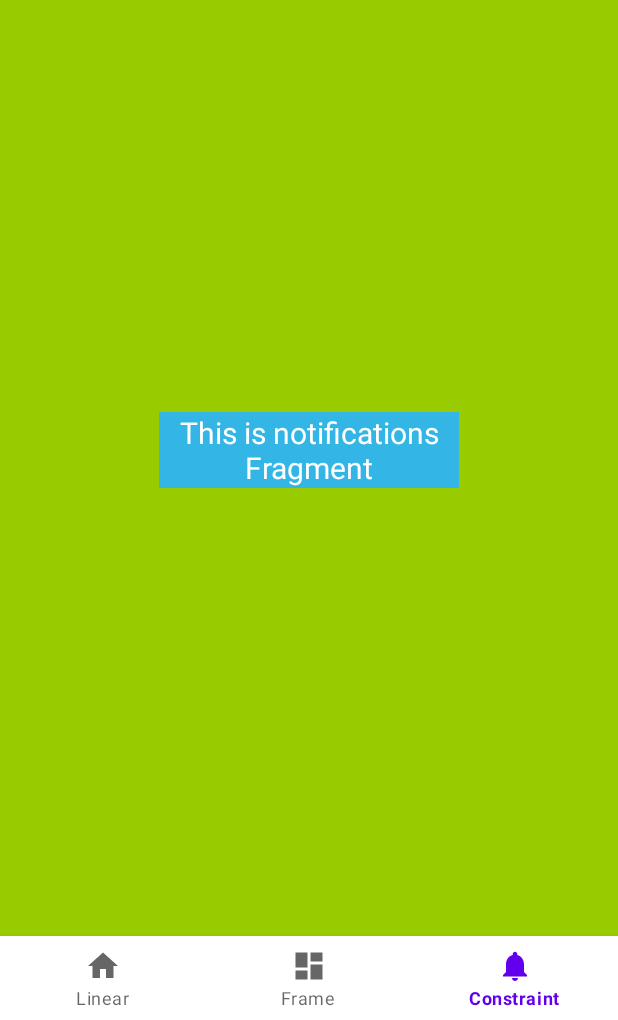
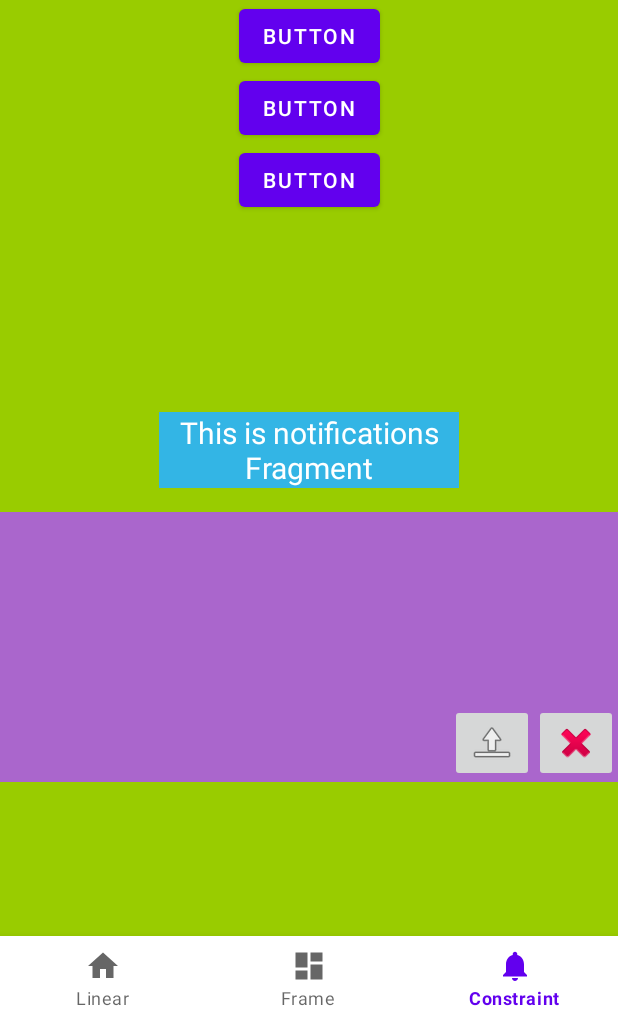
Before and after one commit to Huitziuit/Layouts-Kotlin, an Android app: the NotificationsFragment screen opened through its navigation route, on a phone screen of 412 x 824 dp, the part 216-1236 px from its top. Run offline under Robolectric (Android 15) with nearby library versions, the phone set to English and light mode, and no system bars; our stand-ins replace navigation-ui.

```diff
--- a/app/src/main/java/com/example/layouts/ui/notifications/NotificationsFragment.kt
+++ b/app/src/main/java/com/example/layouts/ui/notifications/NotificationsFragment.kt
@@ -31,7 +31,7 @@ class NotificationsFragment : Fragment() {
         _binding = FragmentConstraintBinding.inflate(inflater, container, false)
         val root: View = binding.root
 
-        val textView: TextView = binding.textNotifications
+        val textView: TextView = binding.textConstraint
         notificationsViewModel.text.observe(viewLifecycleOwner, Observer {
             textView.text = it
         })
--- a/app/src/main/res/layout/fragment_constraint.xml
+++ b/app/src/main/res/layout/fragment_constraint.xml
@@ -8,7 +8,7 @@
     android:background="@android:color/holo_green_light">
 
     <TextView
-        android:id="@+id/text_notifications"
+        android:id="@+id/text_Constraint"
         android:layout_width="200dp"
         android:layout_height="wrap_content"
         android:layout_marginStart="8dp"
@@ -58,5 +58,55 @@
         app:layout_constraintTop_toBottomOf="@id/TVTitle"
         app:layout_constraintBottom_toBottomOf="@id/imgPhoto"/>
 
+    <Button
+        android:id="@+id/btn1"
+        android:layout_width="wrap_content"
+        android:layout_height="wrap_content"
+        android:text="Button"
+        app:layout_constraintStart_toStartOf="parent"
+        app:layout_constraintEnd_toEndOf="parent"
+        app:layout_constraintTop_toBottomOf="@+id/imgPhoto"/>
+    <Button
+        android:id="@+id/btn2"
+        android:layout_width="wrap_content"
+        android:layout_height="wrap_content"
+        android:text="Button"
+        app:layout_constraintStart_toStartOf="parent"
+        app:layout_constraintEnd_toEndOf="parent"
+        app:layout_constraintTop_toBottomOf="@+id/btn1"/>
+    <Button
+        android:id="@+id/btn3"
+        android:layout_width="wrap_content"
+        android:layout_height="wrap_content"
+        android:text="Button"
+        app:layout_constraintStart_toStartOf="parent"
+        app:layout_constraintEnd_toEndOf="parent"
+        app:layout_constraintTop_toBottomOf="@+id/btn2"/>
+
+    <ImageView
+        android:id="@+id/imgCover"
+        android:layout_width="match_parent"
+        android:layout_height="180dp"
+        android:background="@android:color/holo_purple"
+        app:layout_constraintTop_toBottomOf="@+id/text_Constraint"
+        android:layout_marginTop="16dp"/>
+
+    <ImageButton
+        android:id="@+id/imgBtn"
+        android:layout_width="wrap_content"
+        android:layout_height="wrap_content"
+        android:src="@android:drawable/ic_delete"
+        app:layout_constraintBottom_toBottomOf="@+id/imgCover"
+        app:layout_constraintEnd_toEndOf="@+id/imgCover"/>
+
+
+    <ImageButton
+        android:layout_width="wrap_content"
+        android:layout_height="wrap_content"
+        android:src="@android:drawable/ic_menu_upload"
+        app:layout_constraintBottom_toBottomOf="@+id/imgCover"
+        app:layout_constraintEnd_toStartOf="@+id/imgBtn"/>
+
+
 
 </androidx.constraintlayout.widget.ConstraintLayout>
--- a/app/src/main/res/layout/fragment_linear.xml
+++ b/app/src/main/res/layout/fragment_linear.xml
@@ -1,13 +1,21 @@
 <?xml version="1.0" encoding="utf-8"?>
-<LinearLayout xmlns:android="http://schemas.android.com/apk/res/android"
+<ScrollView xmlns:android="http://schemas.android.com/apk/res/android"
     xmlns:app="http://schemas.android.com/apk/res-auto"
     xmlns:tools="http://schemas.android.com/tools"
     android:layout_width="match_parent"
     android:layout_height="match_parent"
+    android:padding="6dp"
+    tools:context=".ui.home.HomeFragment"
+
+    >
+
+
+    <LinearLayout
+        android:layout_width="match_parent"
+        android:layout_height="wrap_content"
         android:orientation="vertical"
         android:gravity="center_horizontal"
         android:padding="16dp"
-    tools:context=".ui.home.HomeFragment"
         android:background="@android:color/holo_orange_light"
         >
 
@@ -76,4 +84,9 @@
                 android:text="Button"/>
         </LinearLayout>
 
+        <include layout="@layout/fragment_frame"/>
+        <include layout="@layout/fragment_constraint"/>
+
     </LinearLayout>
+
+</ScrollView>
```
Lines whose indentation alone changed are shown as unchanged.
